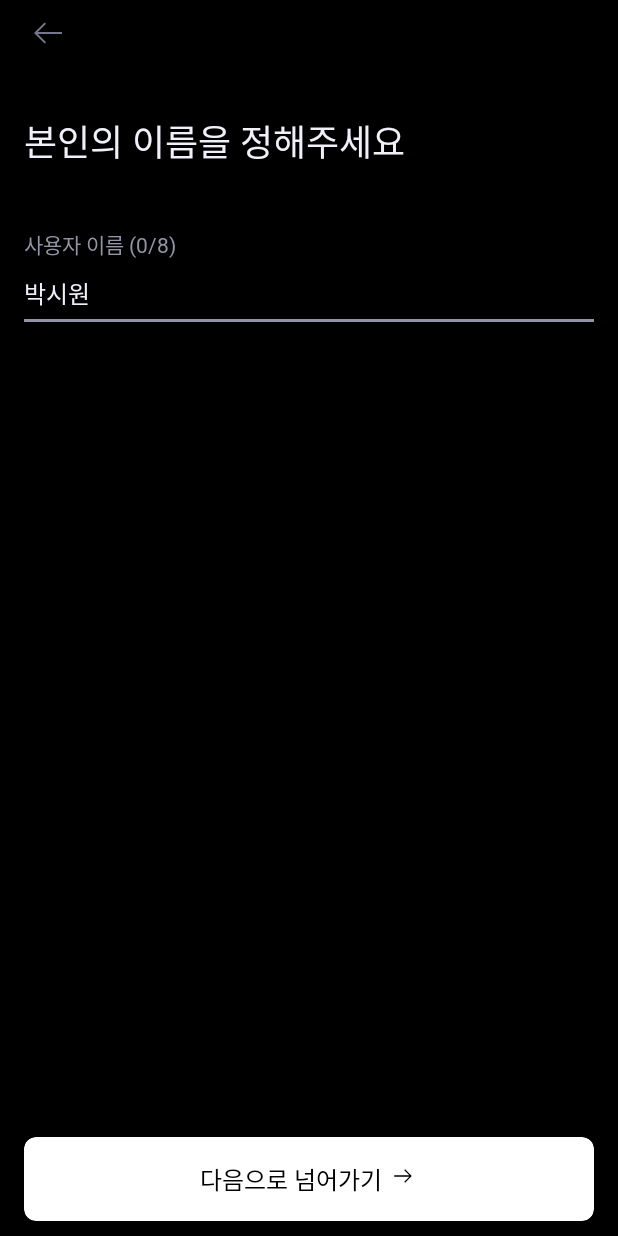
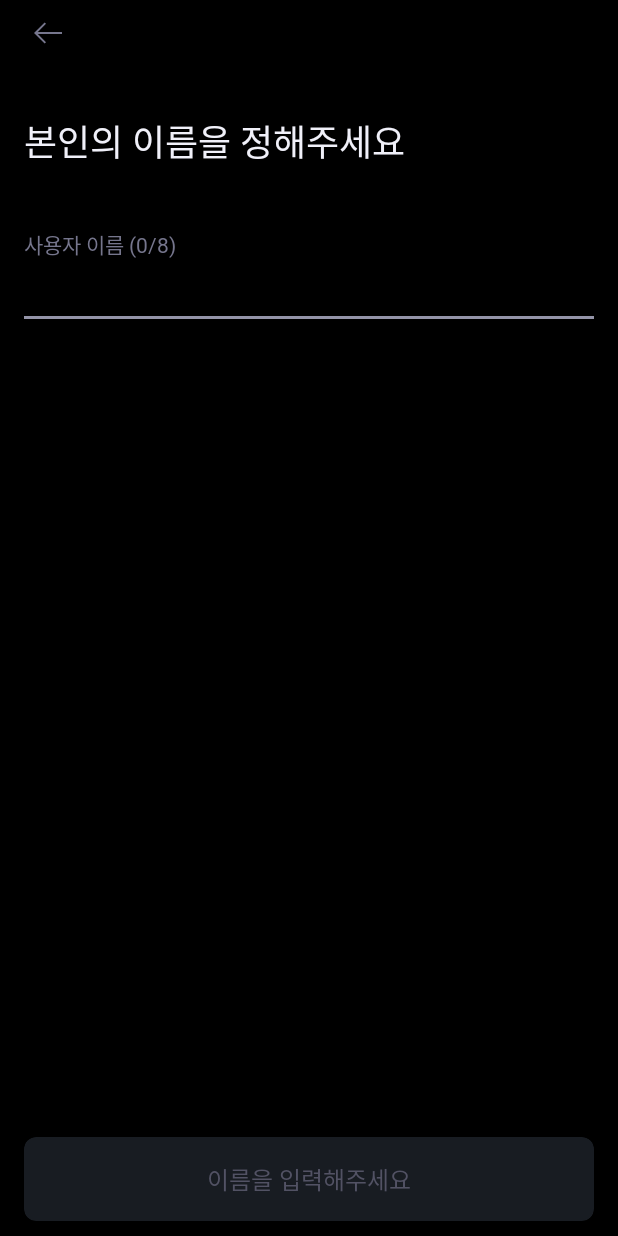
Before and after one commit to JangWoojun/ADEGO-FIREBASE, an Android app: the ProfileNameActivity screen opened directly, with no data from a screen before it, on a phone screen of 412 x 824 dp. Run offline under Robolectric (Android 15) with nearby library versions, the phone set to English and light mode, and no system bars.

Commit message:
design: ProfileNameActivity 디자인 수정

```diff
--- a/app/src/main/res/layout/activity_profile_name.xml
+++ b/app/src/main/res/layout/activity_profile_name.xml
@@ -53,10 +53,15 @@
             android:layout_marginHorizontal="16dp"
             android:fontFamily="@font/regular"
             android:text="사용자 이름 (0/8)"
-            android:textColor="@color/gray60"
+            android:textColor="@color/gray50"
             android:textSize="14sp" />
 
         <EditText
+            android:maxLength="8"
+            android:maxLines="1"
+            android:imeOptions="actionDone"
+            android:singleLine="true"
+            android:inputType="text"
             android:id="@+id/name_input"
             android:layout_width="match_parent"
             android:layout_height="wrap_content"
@@ -64,14 +69,13 @@
             android:backgroundTint="@color/gray60"
             android:fontFamily="@font/regular"
             android:paddingBottom="14dp"
-            android:text="박시원"
             android:textColor="@color/gray100"
             android:textSize="16sp" />
 
     </LinearLayout>
 
-
     <androidx.cardview.widget.CardView
+        android:visibility="gone"
         android:id="@+id/next_button"
         android:layout_width="match_parent"
         android:layout_height="56dp"
@@ -107,4 +111,34 @@
 
     </androidx.cardview.widget.CardView>
 
+    <androidx.cardview.widget.CardView
+        android:id="@+id/none_button"
+        android:layout_width="match_parent"
+        android:layout_height="56dp"
+        android:layout_marginHorizontal="16dp"
+        app:cardBackgroundColor="@color/gray30"
+        app:cardCornerRadius="8dp"
+        android:layout_marginBottom="10dp"
+        app:layout_constraintBottom_toBottomOf="parent"
+        app:layout_constraintEnd_toEndOf="parent"
+        app:layout_constraintStart_toStartOf="parent">
+
+        <LinearLayout
+            android:layout_width="wrap_content"
+            android:layout_height="wrap_content"
+            android:layout_gravity="center"
+            android:orientation="horizontal">
+
+            <TextView
+                android:fontFamily="@font/medium"
+                android:textSize="16sp"
+                android:textColor="@color/gray40"
+                android:text="이름을 입력해주세요"
+                android:layout_width="wrap_content"
+                android:layout_height="wrap_content"/>
+
+        </LinearLayout>
+
+    </androidx.cardview.widget.CardView>
+
 </androidx.constraintlayout.widget.ConstraintLayout>
```
